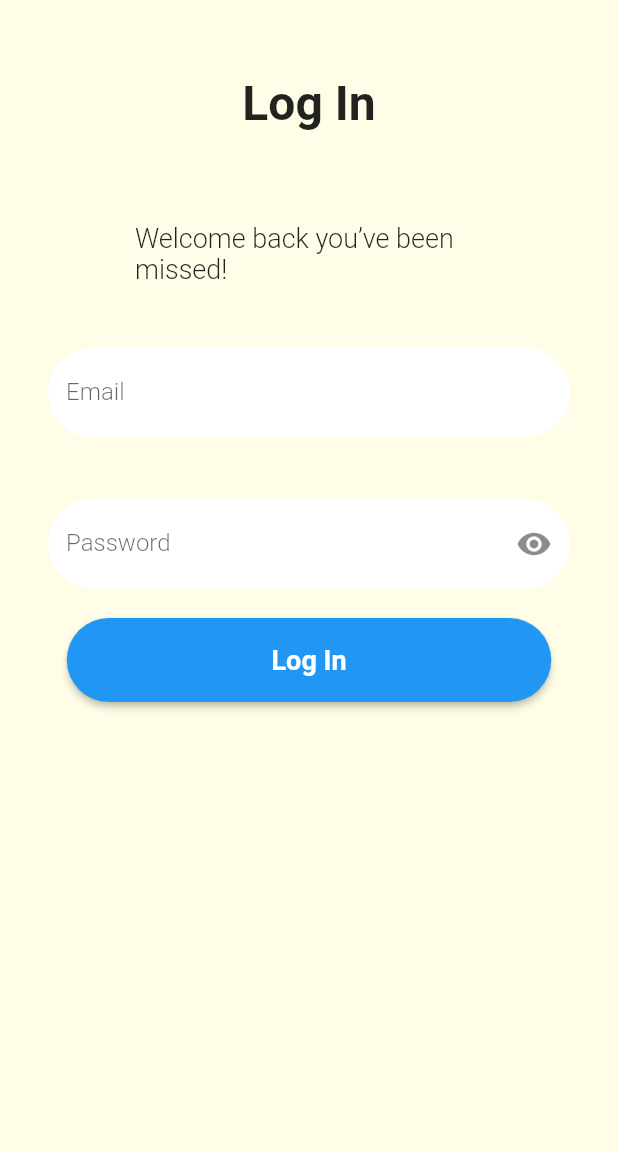
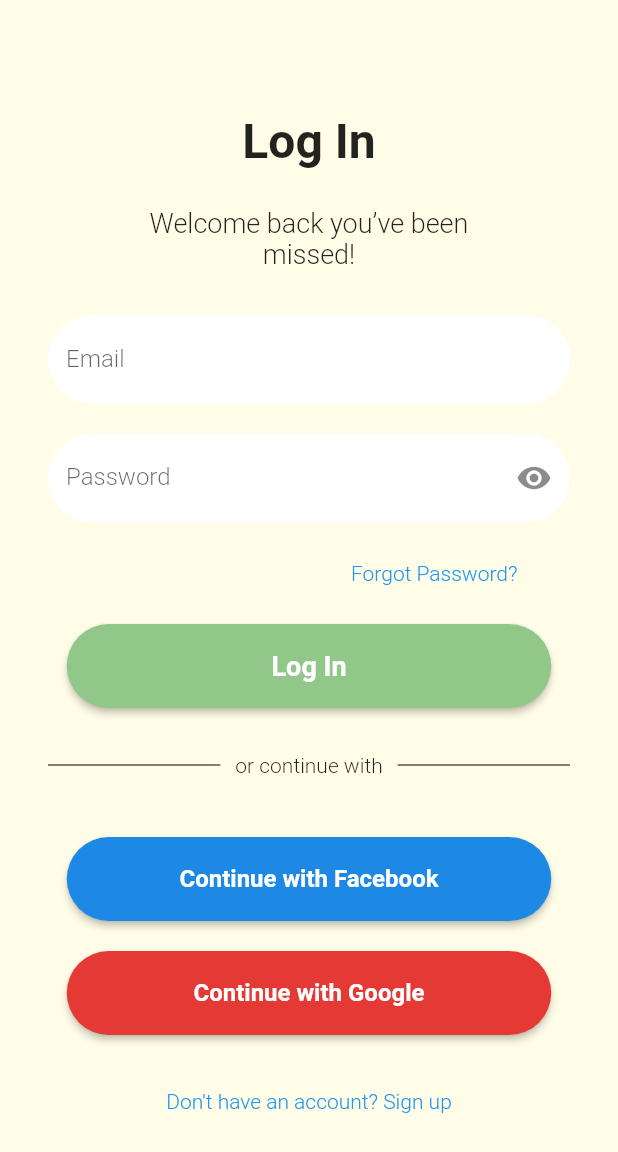
Before and after one commit to Yash-Akotkar/GFGnutritrack, a Flutter app: the screen it shows after launch, on a phone screen of 412 x 824 dp. Shown: the top 1152 px of the screen. Run offline on Flutter 3.47's test engine with Material 2 defaults, Android fonts, the phone set to English and light mode, and no system bars; our stand-ins replace cloud_firestore, firebase_core; accounts and stored records are empty; Roboto replaces fonts that are missing (Montserrat).

Commit message:
complete layout of login page

```diff
--- a/lib/pages/LoginPage.dart
+++ b/lib/pages/LoginPage.dart
@@ -1,5 +1,3 @@
-import 'dart:ffi';
-
 import 'package:flutter/material.dart';
 
 class login extends StatefulWidget {
@@ -24,7 +22,7 @@
   @override
   Widget build(BuildContext context) {
     Widget buildEmail() => Padding(
-          padding: EdgeInsets.all(32.0),
+          padding: EdgeInsets.fromLTRB(32, 10, 32, 10),
           child: TextField(
             controller: emailController,
             decoration: InputDecoration(
@@ -101,8 +99,9 @@
                 shape: MaterialStateProperty.all<RoundedRectangleBorder>(
                     RoundedRectangleBorder(
                   borderRadius: BorderRadius.circular(100),
-                          // side: BorderSide(color: Colors.red)
-                          ))),
+                )),
+                backgroundColor: MaterialStateProperty.all(
+                    Color.fromRGBO(145, 199, 136, 50))),
             child: Text(
               'Log In',
               style: TextStyle(
@@ -113,15 +112,103 @@
             onPressed: () {
               print('Email: ${emailController.text}');
               print('Password: ${password}');
-              }),
+            },
+          ),
         ));
+
+    Widget buildContinue() => Padding(
+          padding: EdgeInsets.fromLTRB(32, 10, 32, 20),
+          child: Row(
+            children: [
+              Expanded(
+                child: Divider(
+                  color: Colors.black,
+                ),
+              ),
+              Padding(
+                padding: EdgeInsets.all(10),
+                child: Text(
+                  "or continue with",
+                  style: TextStyle(fontWeight: FontWeight.w300),
+                ),
+              ),
+              Expanded(
+                child: Divider(
+                  color: Colors.black,
+                ),
+              ),
+            ],
+          ),
+        );
+
+      Widget buildFacebook() => Padding(
+        padding: EdgeInsets.fromLTRB(32.0, 10.0, 32.0, 10.0),
+        child: SizedBox(
+          width: 323, // <-- Your width
+          height: 56,
+          child: ElevatedButton(
+            style: ButtonStyle(
+                shape: MaterialStateProperty.all<RoundedRectangleBorder>(
+                    RoundedRectangleBorder(
+                  borderRadius: BorderRadius.circular(100),
+                )),
+                backgroundColor: MaterialStateProperty.all(
+                    Colors.blue[600])),
+            child: Text(
+              'Continue with Facebook',
+              style: TextStyle(
+                fontWeight: FontWeight.bold,
+                fontSize: 16,
+              ),
+            ),
+            onPressed: () {},
+          ),
+        ));
+
+      Widget buildGoogle() => Padding(
+        padding: EdgeInsets.fromLTRB(32.0, 10.0, 32.0, 10.0),
+        child: SizedBox(
+          width: 323, // <-- Your width
+          height: 56,
+          child: ElevatedButton(
+            style: ButtonStyle(
+                shape: MaterialStateProperty.all<RoundedRectangleBorder>(
+                    RoundedRectangleBorder(
+                  borderRadius: BorderRadius.circular(100),
+                )),
+                backgroundColor: MaterialStateProperty.all(
+                    Colors.red[600])),
+            child: Text(
+              'Continue with Google',
+              style: TextStyle(
+                fontWeight: FontWeight.bold,
+                fontSize: 16,
+                // color: Colors.black,
+              ),
+            ),
+            onPressed: () {},
+          ),
+        ));
+
+        Widget buildSignup() => Padding(
+          padding: EdgeInsets.fromLTRB(32, 10, 32, 0),
+          child: TextButton(
+                child: Text(
+                  "Don't have an account? Sign up",
+                  style: TextStyle(
+                    fontWeight: FontWeight.w300,
+                  ),
+                ),
+                onPressed: () {},
+              ),
+        );
 
     return Scaffold(
         backgroundColor: Colors.yellow[50],
         body: Column(
           children: [
             Padding(
-              padding: EdgeInsets.symmetric(horizontal: 125, vertical: 50),
+              padding: EdgeInsets.fromLTRB(125, 75, 125,25),
               child: Text(
                 "Log In",
                 style: TextStyle(
@@ -133,9 +220,11 @@
               ),
             ),
             Padding(
-              padding: EdgeInsets.fromLTRB(90, 10, 90, 10),
+              padding: EdgeInsets.fromLTRB(90, 0, 90, 20),
+              child: Center(
                 child: Text(
                   "Welcome back you’ve been missed!",
+                  textAlign: TextAlign.center,
                   style: TextStyle(
                     fontFamily: 'Montserrat',
                     // color: Colors.white,
@@ -144,9 +233,28 @@
                   ),
                 ),
               ),
+            ),
             buildEmail(),
             buildPassword(),
+            // SizedBox(height: 10,),
+            Padding(
+              padding: EdgeInsets.fromLTRB(199, 0, 32, 0),
+              // child: Text("Forget Password?"),
+              child: TextButton(
+                child: Text(
+                  'Forgot Password?',
+                  style: TextStyle(
+                    fontWeight: FontWeight.w300,
+                  ),
+                ),
+                onPressed: () {},
+              ),
+            ),
             buildSubmit(),
+            buildContinue(),
+            buildFacebook(),
+            buildGoogle(),
+            buildSignup(),
           ],
         ));
   }
```
Lines whose indentation alone changed are shown as unchanged.
